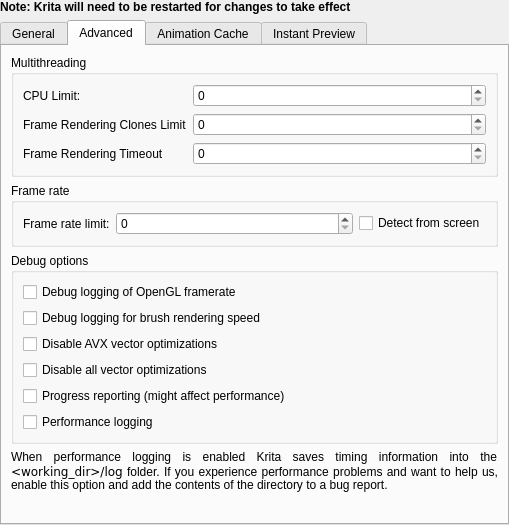
Before: the Qt Designer form libs/ui/forms/wdgperformancesettings.ui in Sudo-DNF/Koma-Paint, drawn with Qt 5.
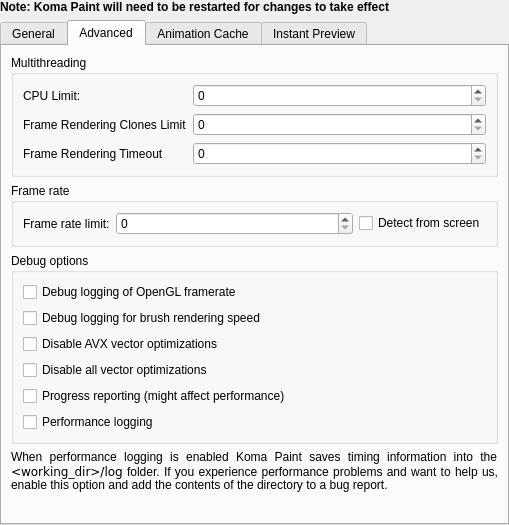
After: the same form once the commit is applied. The open tabs and pages were chosen to show the change. Custom widgets are drawn as their Qt base class.

Commit message: feat(branding): rebrand application as Koma Paint

The edit to the form file:
```diff
--- a/libs/ui/forms/wdgperformancesettings.ui
+++ b/libs/ui/forms/wdgperformancesettings.ui
@@ -35,7 +35,7 @@
       </font>
      </property>
      <property name="text">
-      <string>Note: Krita will need to be restarted for changes to take effect</string>
+      <string>Note: Koma Paint will need to be restarted for changes to take effect</string>
      </property>
     </widget>
    </item>
@@ -412,7 +412,7 @@
           <enum>QFrame::Shape::NoFrame</enum>
          </property>
          <property name="text">
-          <string>&lt;html&gt;&lt;head/&gt;&lt;body&gt;&lt;p&gt;When performance logging is enabled Krita saves timing information into the &lt;tt&gt;&amp;lt;working_dir&amp;gt;/log&lt;/tt&gt; folder. If you experience performance problems and want to help us, enable this option and add the contents of the directory to a bug report.&lt;/p&gt;&lt;/body&gt;&lt;/html&gt;</string>
+          <string>&lt;html&gt;&lt;head/&gt;&lt;body&gt;&lt;p&gt;When performance logging is enabled Koma Paint saves timing information into the &lt;tt&gt;&amp;lt;working_dir&amp;gt;/log&lt;/tt&gt; folder. If you experience performance problems and want to help us, enable this option and add the contents of the directory to a bug report.&lt;/p&gt;&lt;/body&gt;&lt;/html&gt;</string>
          </property>
          <property name="alignment">
           <set>Qt::AlignmentFlag::AlignJustify|Qt::AlignmentFlag::AlignVCenter</set>
```
Left out of the diff: 10 changed lines with no effect on the pictures. The commit also changes 113 other files.
